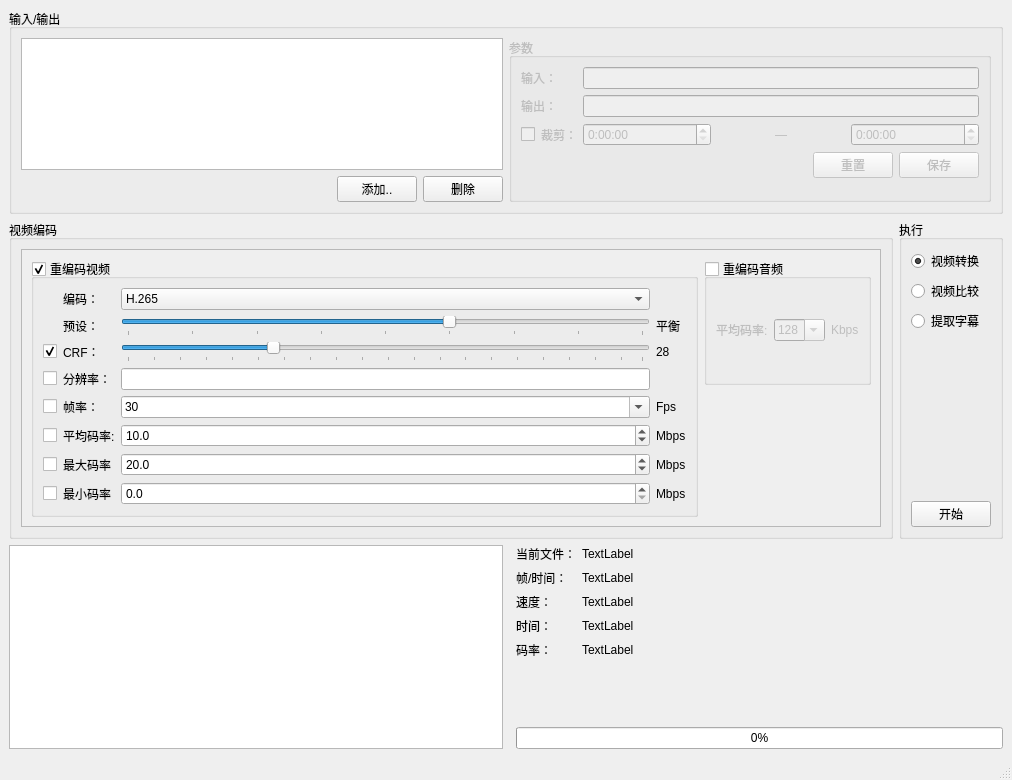
This is vca/main_window.ui in autodotua/Video-Compression-Assistant as Qt 5 draws it before an edit. The edited form follows.
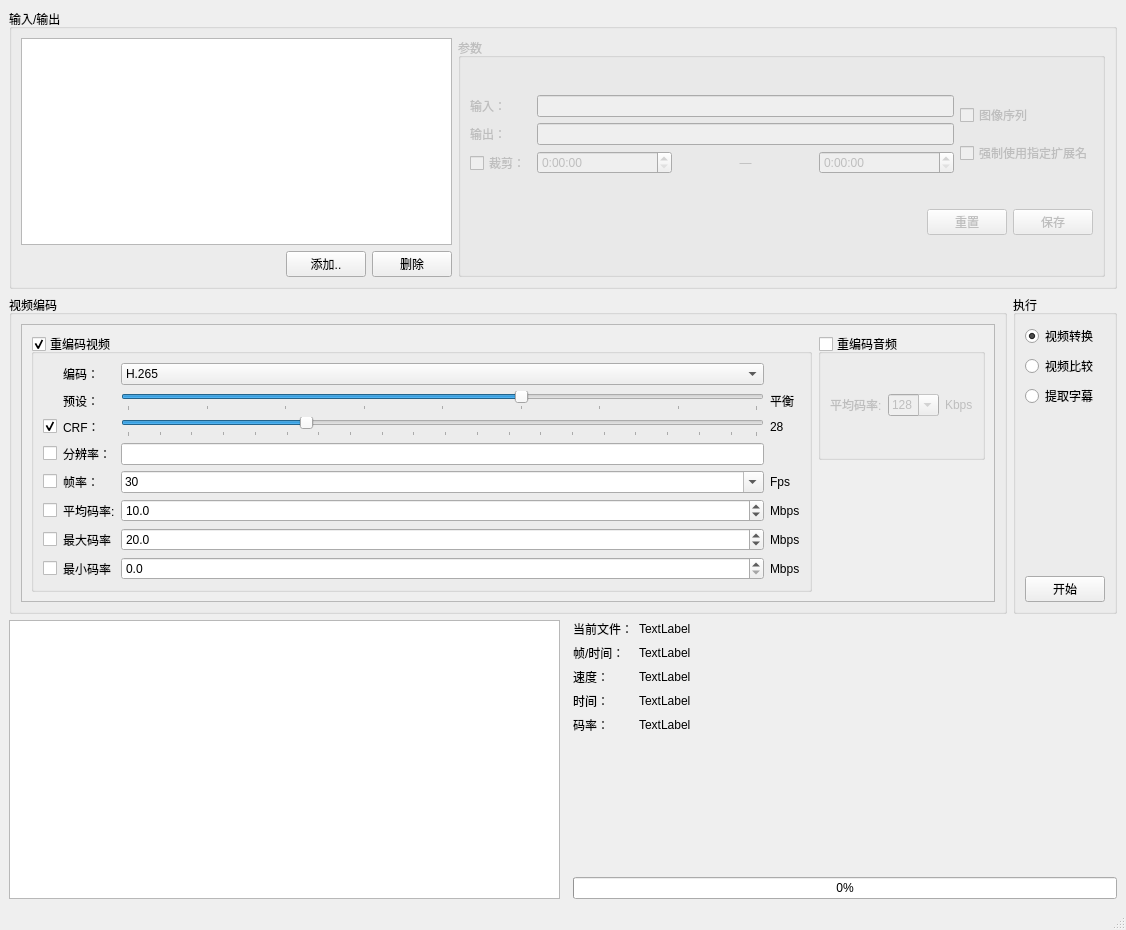
This is the edited form.

Commit message: 恢复了视频比较功能；支持了图像序列压制

```diff
--- a/vca/main_window.ui
+++ b/vca/main_window.ui
@@ -6,8 +6,8 @@
    <rect>
     <x>0</x>
     <y>0</y>
-    <width>1012</width>
-    <height>780</height>
+    <width>1126</width>
+    <height>930</height>
    </rect>
   </property>
   <property name="windowTitle">
@@ -26,7 +26,7 @@
       <property name="title">
        <string>输入/输出</string>
       </property>
-      <layout class="QHBoxLayout" name="horizontalLayout_4">
+      <layout class="QHBoxLayout" name="horizontalLayout_4" stretch="2,3">
        <item>
         <layout class="QGridLayout" name="gridLayout">
          <item row="0" column="0" colspan="3">
@@ -72,6 +72,8 @@
          <property name="title">
           <string>参数</string>
          </property>
+         <layout class="QGridLayout" name="gridLayout_3">
+          <item row="0" column="0">
          <layout class="QFormLayout" name="formLayout_2">
           <item row="0" column="0">
            <widget class="QLabel" name="label_18">
@@ -93,25 +95,7 @@
           <item row="1" column="1">
            <widget class="QLineEdit" name="txt_output"/>
           </item>
-          <item row="2" column="0">
-           <layout class="QHBoxLayout" name="horizontalLayout_5">
-            <item>
-             <widget class="QCheckBox" name="chk_cut">
-              <property name="text">
-               <string/>
-              </property>
-             </widget>
-            </item>
-            <item>
-             <widget class="QLabel" name="label_21">
-              <property name="text">
-               <string>裁剪：</string>
-              </property>
-             </widget>
-            </item>
-           </layout>
-          </item>
-          <item row="2" column="1">
+            <item row="3" column="1">
            <layout class="QHBoxLayout" name="horizontalLayout_3">
             <item>
              <widget class="QTimeEdit" name="time_from">
@@ -151,7 +135,34 @@
             </item>
            </layout>
           </item>
-          <item row="3" column="1">
+            <item row="3" column="0">
+             <widget class="QCheckBox" name="chk_cut">
+              <property name="text">
+               <string>裁剪：</string>
+              </property>
+             </widget>
+            </item>
+           </layout>
+          </item>
+          <item row="0" column="1">
+           <layout class="QGridLayout" name="gridLayout_4">
+            <item row="0" column="0">
+             <widget class="QCheckBox" name="chk_image_seq">
+              <property name="text">
+               <string>图像序列</string>
+              </property>
+             </widget>
+            </item>
+            <item row="1" column="0">
+             <widget class="QCheckBox" name="chk_force_ext">
+              <property name="text">
+               <string>强制使用指定扩展名</string>
+              </property>
+             </widget>
+            </item>
+           </layout>
+          </item>
+          <item row="1" column="0" colspan="2">
            <layout class="QHBoxLayout" name="horizontalLayout_6">
             <item>
              <spacer name="horizontalSpacer_2">
@@ -209,7 +220,7 @@
              <rect>
               <x>0</x>
               <y>0</y>
-              <width>817</width>
+              <width>952</width>
               <height>305</height>
              </rect>
             </property>
```
Left out of the diff: 2 changed lines with no effect on the pictures. Lines whose indentation alone changed are shown as unchanged. The commit also changes 4 other files.
